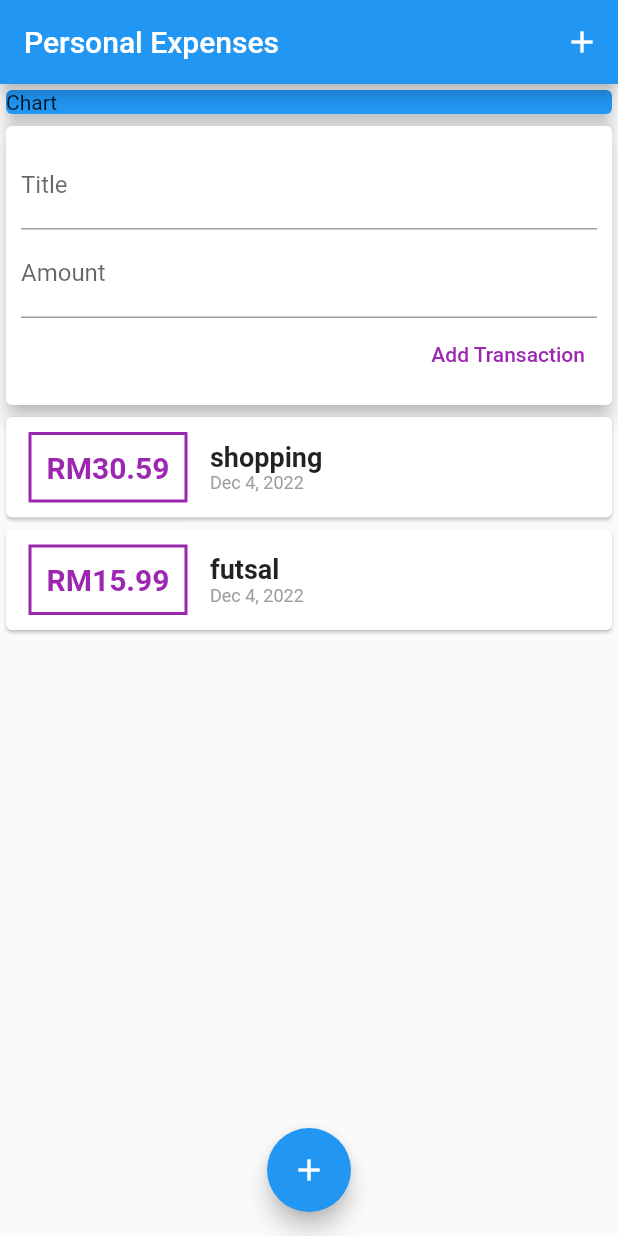
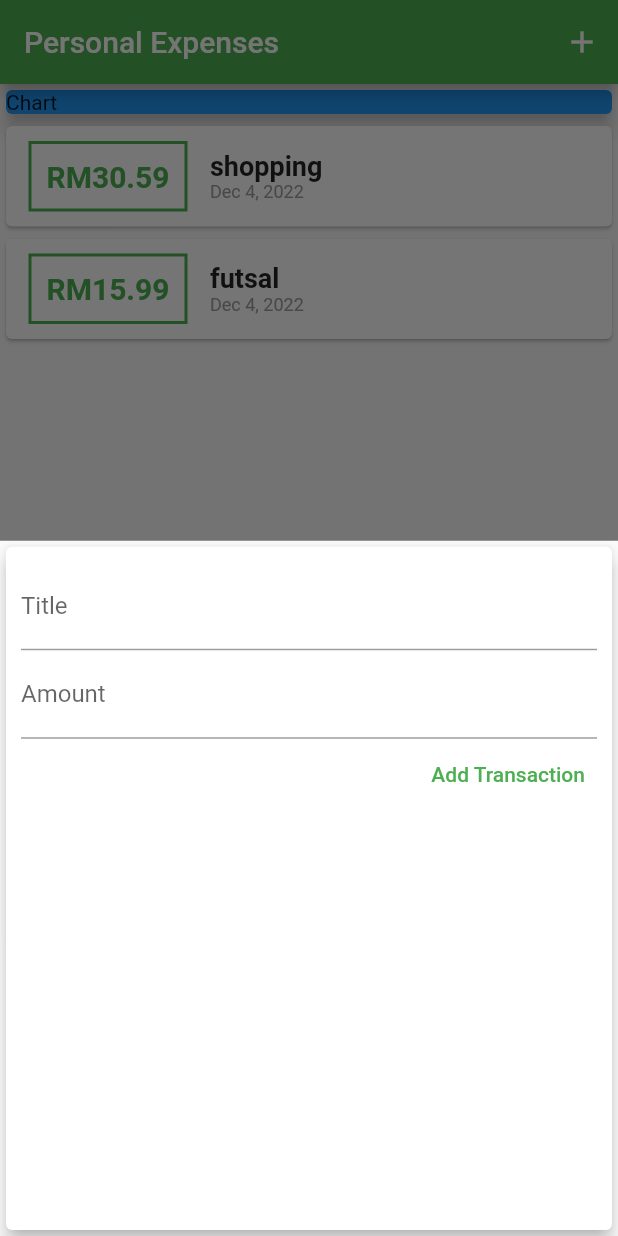
Before and after one commit to dondonjedd/personal_expenses, a Flutter app: the screen it shows after launch, after a tap on the "add" icon, on a phone screen of 412 x 824 dp. Run offline on Flutter 3.47's test engine with Material 2 defaults, Android fonts, the phone set to English and light mode, and no system bars.

Commit message:
add theme to app

```diff
--- a/lib/main.dart
+++ b/lib/main.dart
@@ -1,5 +1,7 @@
 import 'package:flutter/material.dart';
-import 'package:personal_expenses/widgets/main_transaction.dart';
+import 'package:personal_expenses/widgets/add_transaction.dart';
+import 'package:personal_expenses/widgets/transaction_list.dart';
+import './models/transaction.dart';
 
 void main() {
   runApp(const MyApp());
@@ -11,15 +13,55 @@ class MyApp extends StatelessWidget {
   // This widget is the root of your application.
   @override
   Widget build(BuildContext context) {
-    return const MaterialApp(
+    return MaterialApp(
       title: 'Personal Expenses',
-      home: MyHomePage(),
+      theme: ThemeData(
+        colorScheme: ColorScheme.fromSwatch(
+          primarySwatch: Colors.green,
+          accentColor: Colors.brown,
+        ),
+      ),
+      home: const MyHomePage(),
     );
   }
 }
 
-class MyHomePage extends StatelessWidget {
+class MyHomePage extends StatefulWidget {
   const MyHomePage({super.key});
+
+  @override
+  State<MyHomePage> createState() => _MyHomePageState();
+}
+
+class _MyHomePageState extends State<MyHomePage> {
+  List<transaction> transactions = [
+    transaction(
+        id: '0', title: "shopping", amount: 30.59, date: DateTime.now()),
+    transaction(id: '1', title: "futsal", amount: 15.99, date: DateTime.now()),
+  ];
+
+  _addNewTransaction(
+    titleUser,
+    amountUser,
+  ) {
+    final newTx = transaction(
+        id: DateTime.now().toString(),
+        title: titleUser,
+        amount: amountUser,
+        date: DateTime.now());
+
+    setState(() {
+      transactions.add(newTx);
+    });
+  }
+
+  startAddTranscationBottomSheet(ctx) {
+    showModalBottomSheet(
+        context: ctx,
+        builder: (_) {
+          return AddTransaction(_addNewTransaction);
+        });
+  }
 
   @override
   Widget build(BuildContext context) {
@@ -29,7 +71,7 @@ class MyHomePage extends StatelessWidget {
         actions: <Widget>[
           IconButton(
             icon: const Icon(Icons.add),
-            onPressed: () {},
+            onPressed: () => startAddTranscationBottomSheet(context),
           )
         ],
       ),
@@ -37,18 +79,18 @@ class MyHomePage extends StatelessWidget {
         child: Column(
           mainAxisAlignment: MainAxisAlignment.start,
           crossAxisAlignment: CrossAxisAlignment.stretch,
-          children: const <Widget>[
-            Card(
+          children: <Widget>[
+            const Card(
               color: Colors.blue,
               elevation: 5,
               child: Text("Chart"),
             ),
-            mainTransaction()
+            TransactionList(transactions),
           ],
         ),
       ),
       floatingActionButton: FloatingActionButton(
-        onPressed: () {},
+        onPressed: () => startAddTranscationBottomSheet(context),
         child: const Icon(Icons.add),
       ),
       floatingActionButtonLocation: FloatingActionButtonLocation.centerFloat,
--- a/lib/widgets/add_transaction.dart
+++ b/lib/widgets/add_transaction.dart
@@ -1,10 +1,17 @@
 import 'package:flutter/material.dart';
 
-class addTransaction extends StatelessWidget {
+class AddTransaction extends StatefulWidget {
+  final Function addTransactionCallback;
+  const AddTransaction(this.addTransactionCallback, {super.key});
+
+  @override
+  State<AddTransaction> createState() => _AddTransactionState();
+}
+
+class _AddTransactionState extends State<AddTransaction> {
   final titleController = TextEditingController();
+
   final amountController = TextEditingController();
-  final Function addTransactionCallback;
-  addTransaction(this.addTransactionCallback, {super.key});
 
   submitData() {
     final enteredTitle = titleController.text;
@@ -13,7 +20,9 @@ class addTransaction extends StatelessWidget {
       return;
     }
 
-    addTransactionCallback(enteredTitle, enteredAmount);
+    widget.addTransactionCallback(enteredTitle, enteredAmount);
+
+    Navigator.of(context).pop();
   }
 
   @override
@@ -38,7 +47,8 @@ class addTransaction extends StatelessWidget {
             ),
             TextButton(
               onPressed: submitData,
-              style: ElevatedButton.styleFrom(foregroundColor: Colors.purple),
+              style: ElevatedButton.styleFrom(
+                  foregroundColor: Theme.of(context).colorScheme.primary),
               child: const Text("Add Transaction"),
             )
           ],
--- a/lib/widgets/main_transaction.dart
+++ /dev/null
@@ -1,44 +0,0 @@
-import 'package:flutter/material.dart';
-import 'package:personal_expenses/widgets/transaction_list.dart';
-import '../models/transaction.dart';
-import 'package:personal_expenses/widgets/add_transaction.dart';
-
-class mainTransaction extends StatefulWidget {
-  const mainTransaction({super.key});
-
-  @override
-  State<mainTransaction> createState() => _mainTransactionState();
-}
-
-class _mainTransactionState extends State<mainTransaction> {
-  List<transaction> transactions = [
-    transaction(
-        id: '0', title: "shopping", amount: 30.59, date: DateTime.now()),
-    transaction(id: '1', title: "futsal", amount: 15.99, date: DateTime.now()),
-  ];
-
-  _addNewTransaction(
-    titleUser,
-    amountUser,
-  ) {
-    final newTx = transaction(
-        id: DateTime.now().toString(),
-        title: titleUser,
-        amount: amountUser,
-        date: DateTime.now());
-
-    setState(() {
-      transactions.add(newTx);
-    });
-  }
-
-  @override
-  Widget build(BuildContext context) {
-    return Column(
-      children: <Widget>[
-        addTransaction(_addNewTransaction),
-        TransactionList(transactions),
-      ],
-    );
-  }
-}
--- a/lib/widgets/transaction_list.dart
+++ b/lib/widgets/transaction_list.dart
@@ -22,14 +22,16 @@ class TransactionList extends StatelessWidget {
                     horizontal: 15,
                   ),
                   decoration: BoxDecoration(
-                      border: Border.all(color: Colors.purple, width: 2)),
+                      border: Border.all(
+                          color: Theme.of(context).colorScheme.primary,
+                          width: 2)),
                   padding: const EdgeInsets.all(10),
                   child: Text(
                     "RM${transactions[index].amount.toStringAsFixed(2)}",
-                    style: const TextStyle(
+                    style: TextStyle(
                         fontWeight: FontWeight.bold,
                         fontSize: 20,
-                        color: Colors.purple),
+                        color: Theme.of(context).colorScheme.primary),
                   )),
               Column(
                 crossAxisAlignment: CrossAxisAlignment.start,
```
